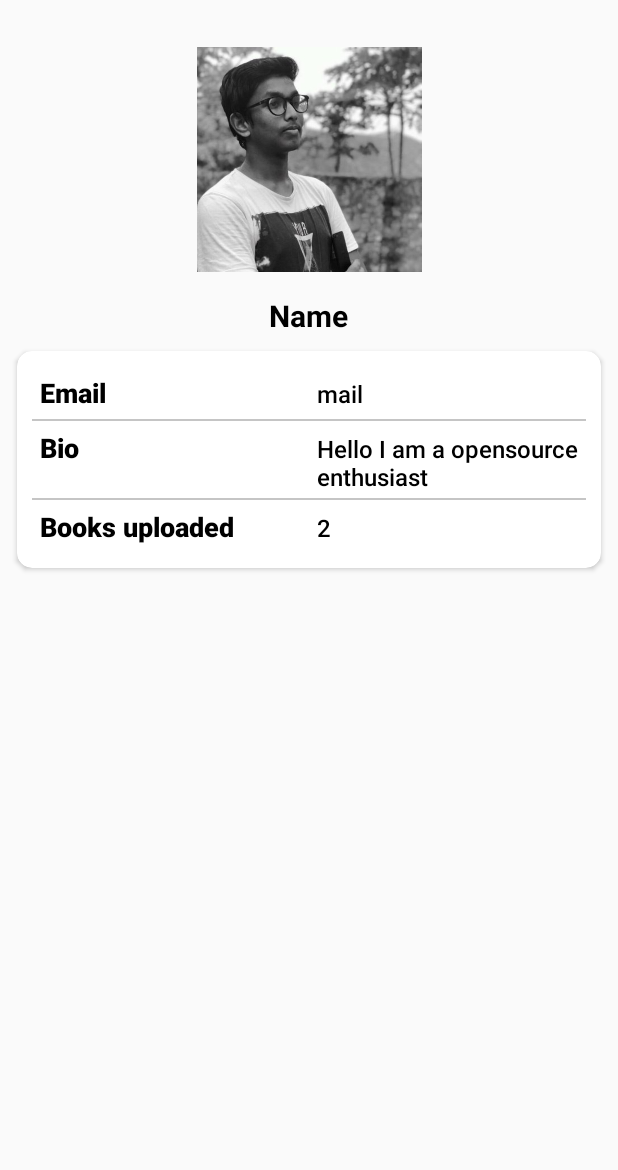
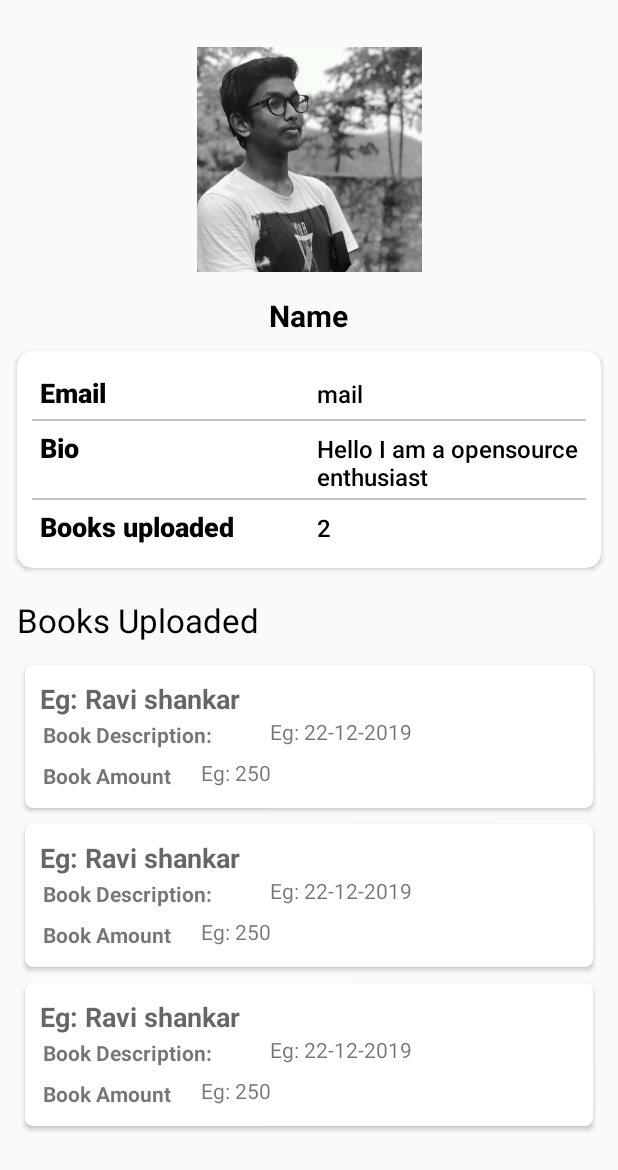
Before and after one commit to AwesomeFruitSalad/Bibliungo, an Android app: the layout activity_profile.xml on its own in the app's theme, with its tools: preview values and no code run, on a phone screen of 412 x 824 dp. Shown: the top 1170 px of the screen. Run offline under Robolectric (Android 15) with nearby library versions, the phone set to English and light mode, and no system bars.

Commit message:
fetched useruploaded books :rocket:

```diff
--- a/app/src/main/res/layout/activity_profile.xml
+++ b/app/src/main/res/layout/activity_profile.xml
@@ -139,5 +139,23 @@
 
             </LinearLayout>
         </androidx.cardview.widget.CardView>
+
+        <TextView
+            android:layout_width="wrap_content"
+            android:layout_height="wrap_content"
+            android:text="Books Uploaded"
+            android:layout_marginEnd="10dp"
+            android:layout_marginTop="10dp"
+            android:layout_marginStart="10dp"
+            android:textAppearance="@style/TextAppearance.AppCompat.Large"
+            android:textColor="#000000"/>
+
+        <androidx.recyclerview.widget.RecyclerView
+            android:id="@+id/booksUploaded"
+            android:layout_width="match_parent"
+            android:layout_height="wrap_content"
+            android:scrollbars="vertical"
+            tools:listitem="@layout/individual_book"
+            android:layout_margin="10dp"/>
     </LinearLayout>
 </ScrollView>
--- /dev/null
+++ b/app/src/main/res/layout/individual_book.xml
@@ -0,0 +1,77 @@
+<androidx.cardview.widget.CardView xmlns:android="http://schemas.android.com/apk/res/android"
+    xmlns:app="http://schemas.android.com/apk/res-auto"
+    xmlns:tools="http://schemas.android.com/tools"
+    android:id="@+id/cvContest"
+    android:layout_width="match_parent"
+    android:layout_height="wrap_content"
+    android:layout_margin="5dp"
+    android:elevation="@dimen/cardview_default_elevation"
+    app:cardCornerRadius="5dp">
+
+    <LinearLayout
+        android:layout_width="match_parent"
+        android:layout_height="wrap_content"
+        android:elevation="@dimen/cardview_compat_inset_shadow">
+
+        <LinearLayout
+            android:layout_width="match_parent"
+            android:layout_height="wrap_content">
+
+            <LinearLayout
+                android:layout_width="match_parent"
+                android:layout_height="wrap_content"
+                android:orientation="vertical"
+                android:padding="10dp">
+
+                <TextView
+                    android:id="@+id/listBookName"
+                    android:layout_width="wrap_content"
+                    android:layout_height="wrap_content"
+                    android:textAppearance="@style/Base.TextAppearance.AppCompat.Medium"
+                    android:textStyle="bold"
+                    tools:text="Eg: Ravi shankar" />
+
+                <LinearLayout
+                    android:layout_width="match_parent"
+                    android:layout_height="wrap_content">
+
+                    <TextView
+                        android:layout_width="wrap_content"
+                        android:layout_height="23dp"
+                        android:layout_margin="2dp"
+                        android:text="Book Description: "
+                        android:textStyle="bold" />
+
+                    <TextView
+                        android:id="@+id/listBookDes"
+                        android:layout_width="wrap_content"
+                        android:layout_height="wrap_content"
+                        android:layout_marginStart="33dp"
+                        tools:text="Eg: 22-12-2019" />
+                </LinearLayout>
+
+                <LinearLayout
+                    android:layout_width="match_parent"
+                    android:layout_height="wrap_content">
+
+                    <TextView
+                        android:layout_width="wrap_content"
+                        android:layout_height="wrap_content"
+                        android:layout_margin="2dp"
+                        android:text="Book Amount"
+                        android:textStyle="bold" />
+
+                    <TextView
+                        android:id="@+id/listBookAmount"
+                        android:layout_width="wrap_content"
+                        android:layout_height="wrap_content"
+                        android:layout_marginStart="18dp"
+                        tools:text="Eg: 250" />
+                </LinearLayout>
+
+            </LinearLayout>
+
+        </LinearLayout>
+    </LinearLayout>
+
+</androidx.cardview.widget.CardView>
```
Also changed, not shown: app/src/main/java/com/chromicle/collapp/activities/ProfileActivity.java (+64 -0 lines), app/src/main/java/com/chromicle/collapp/adapter/UserUploadedAdapter.java (added, +66 -0 lines), app/src/main/java/com/chromicle/collapp/utils/UserUploaded.java (added, +70 -0 lines).
